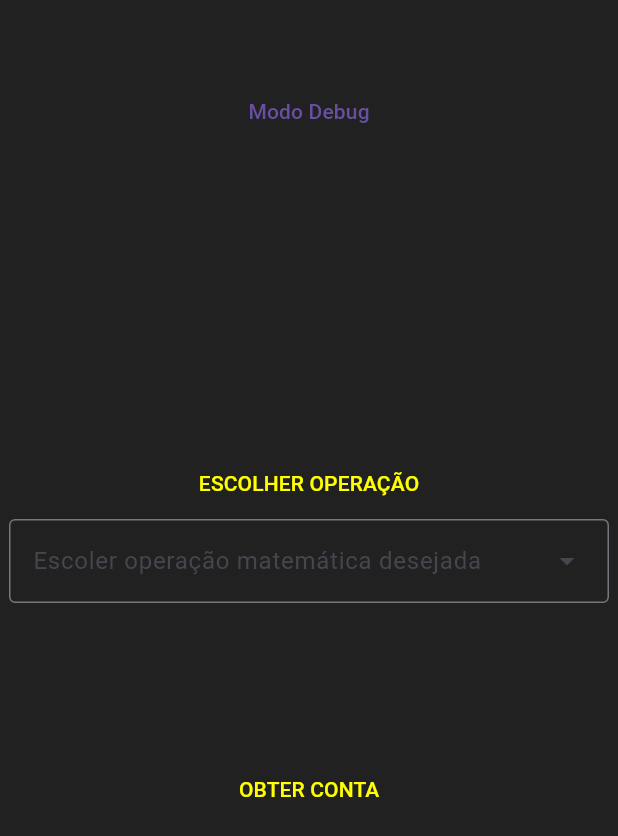
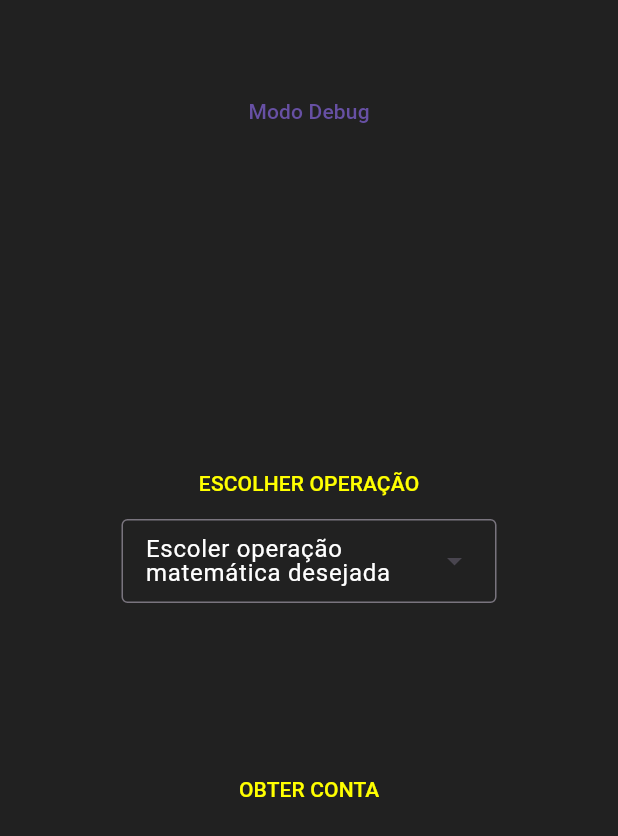
Before and after one commit to lucas-bernardino/projeto-integrador, a Flutter app: the screen it shows after launch, on a phone screen of 412 x 824 dp. Shown: the top 836 px of the screen. Run offline on Flutter 3.47's test engine with Material 3 defaults, Android fonts, the phone set to English and light mode, and no system bars; missing offline and left inert: flutter_libserialport.

Commit message:
Add color in operation

```diff
--- a/lib/game.dart
+++ b/lib/game.dart
@@ -33,8 +33,9 @@ class _GameState extends State<Game> {
           },
         ),
         DropdownMenu(
-          width: 400,
-          label: Text("Escoler operação matemática desejada"),
+          width: 250,
+          label: Text("Escoler operação matemática desejada", style: TextStyle(color: Colors.white),),
+          textStyle: TextStyle(color: Colors.yellowAccent),
           onSelected: (x) {
             if (x != null) {
               op = x;
```
